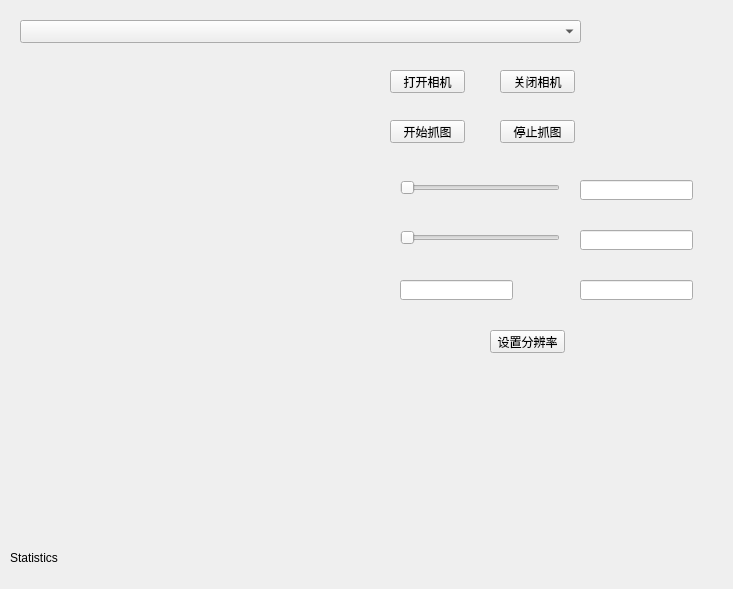
First picture: the form in Dahua_sdk_3/Src/form.ui, repository 3737cc/C-C--, before the edit.
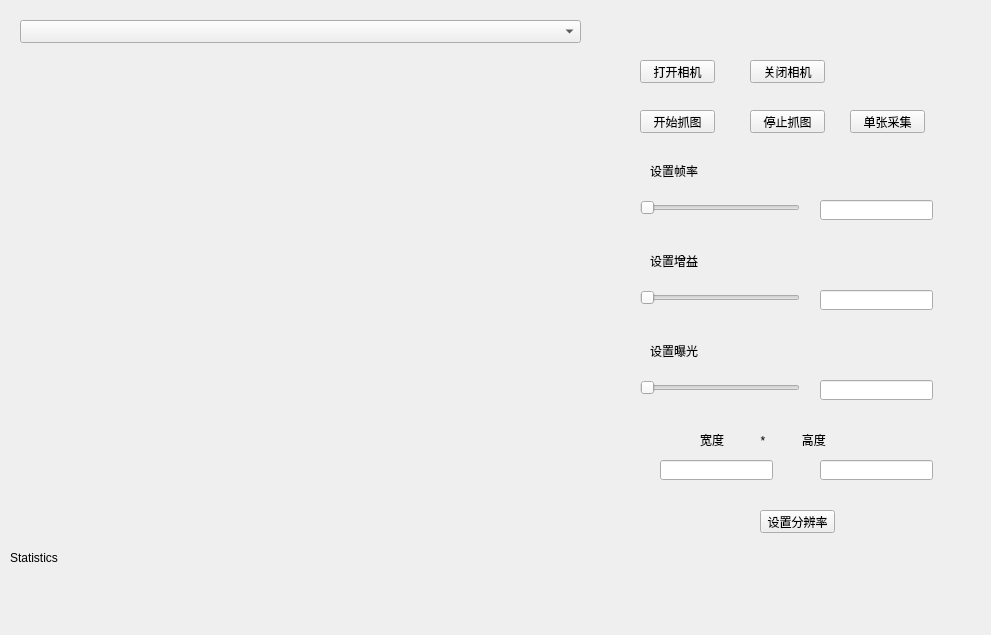
Second picture: the form after the edit. Custom widgets are drawn as their Qt base class.

Diff of the .ui file:
```diff
--- a/Dahua_sdk_3/Src/form.ui
+++ b/Dahua_sdk_3/Src/form.ui
@@ -9,8 +9,8 @@
    <rect>
     <x>0</x>
     <y>0</y>
-    <width>733</width>
-    <height>589</height>
+    <width>991</width>
+    <height>635</height>
    </rect>
   </property>
   <property name="sizePolicy">
@@ -39,16 +39,16 @@
     <rect>
      <x>30</x>
      <y>60</y>
-     <width>300</width>
-     <height>250</height>
+     <width>541</width>
+     <height>411</height>
     </rect>
    </property>
   </widget>
   <widget class="QPushButton" name="pushButton_Open">
    <property name="geometry">
     <rect>
-     <x>390</x>
-     <y>70</y>
+     <x>640</x>
+     <y>60</y>
      <width>75</width>
      <height>23</height>
     </rect>
@@ -72,8 +72,8 @@
   <widget class="QPushButton" name="pushButton_Close">
    <property name="geometry">
     <rect>
-     <x>500</x>
-     <y>70</y>
+     <x>750</x>
+     <y>60</y>
      <width>75</width>
      <height>23</height>
     </rect>
@@ -97,8 +97,8 @@
   <widget class="QPushButton" name="pushButton_Start">
    <property name="geometry">
     <rect>
-     <x>390</x>
-     <y>120</y>
+     <x>640</x>
+     <y>110</y>
      <width>75</width>
      <height>23</height>
     </rect>
@@ -122,8 +122,8 @@
   <widget class="QPushButton" name="pushButton_Stop">
    <property name="geometry">
     <rect>
-     <x>500</x>
-     <y>120</y>
+     <x>750</x>
+     <y>110</y>
      <width>75</width>
      <height>23</height>
     </rect>
@@ -182,8 +182,8 @@
   <widget class="QSlider" name="horizontalSlider_Rote">
    <property name="geometry">
     <rect>
-     <x>400</x>
-     <y>180</y>
+     <x>640</x>
+     <y>200</y>
      <width>160</width>
      <height>16</height>
     </rect>
@@ -195,8 +195,8 @@
   <widget class="QSlider" name="horizontalSlider_Gain">
    <property name="geometry">
     <rect>
-     <x>400</x>
-     <y>230</y>
+     <x>640</x>
+     <y>290</y>
      <width>160</width>
      <height>16</height>
     </rect>
@@ -208,8 +208,8 @@
   <widget class="QLineEdit" name="lineEdit_Width">
    <property name="geometry">
     <rect>
-     <x>400</x>
-     <y>280</y>
+     <x>660</x>
+     <y>460</y>
      <width>113</width>
      <height>20</height>
     </rect>
@@ -218,8 +218,8 @@
   <widget class="QLineEdit" name="lineEdit_Height">
    <property name="geometry">
     <rect>
-     <x>580</x>
-     <y>280</y>
+     <x>820</x>
+     <y>460</y>
      <width>113</width>
      <height>20</height>
     </rect>
@@ -228,8 +228,8 @@
   <widget class="QPushButton" name="pushButton_Resolution">
    <property name="geometry">
     <rect>
-     <x>490</x>
-     <y>330</y>
+     <x>760</x>
+     <y>510</y>
      <width>75</width>
      <height>23</height>
     </rect>
@@ -253,8 +253,8 @@
   <widget class="QLineEdit" name="lineEdit_Rote">
    <property name="geometry">
     <rect>
-     <x>580</x>
-     <y>180</y>
+     <x>820</x>
+     <y>200</y>
      <width>113</width>
      <height>20</height>
     </rect>
@@ -263,13 +263,116 @@
   <widget class="QLineEdit" name="lineEdit_Gain">
    <property name="geometry">
     <rect>
-     <x>580</x>
-     <y>230</y>
+     <x>820</x>
+     <y>290</y>
      <width>113</width>
      <height>20</height>
     </rect>
    </property>
   </widget>
+  <widget class="QLabel" name="label_Rote">
+   <property name="geometry">
+    <rect>
+     <x>650</x>
+     <y>160</y>
+     <width>71</width>
+     <height>21</height>
+    </rect>
+   </property>
+   <property name="text">
+    <string>设置帧率</string>
+   </property>
+  </widget>
+  <widget class="QLabel" name="label_Gain">
+   <property name="geometry">
+    <rect>
+     <x>650</x>
+     <y>250</y>
+     <width>71</width>
+     <height>21</height>
+    </rect>
+   </property>
+   <property name="text">
+    <string>设置增益</string>
+   </property>
+  </widget>
+  <widget class="QLineEdit" name="lineEdit_Exposure">
+   <property name="geometry">
+    <rect>
+     <x>820</x>
+     <y>380</y>
+     <width>113</width>
+     <height>20</height>
+    </rect>
+   </property>
+   <property name="text">
+    <string/>
+   </property>
+  </widget>
+  <widget class="QLabel" name="label_Exposure">
+   <property name="geometry">
+    <rect>
+     <x>650</x>
+     <y>340</y>
+     <width>71</width>
+     <height>21</height>
+    </rect>
+   </property>
+   <property name="text">
+    <string>设置曝光</string>
+   </property>
+  </widget>
+  <widget class="QSlider" name="horizontalSlider_Exposure">
+   <property name="geometry">
+    <rect>
+     <x>640</x>
+     <y>380</y>
+     <width>160</width>
+     <height>16</height>
+    </rect>
+   </property>
+   <property name="orientation">
+    <enum>Qt::Horizontal</enum>
+   </property>
+  </widget>
+  <widget class="QPushButton" name="pushButton_Onestart">
+   <property name="geometry">
+    <rect>
+     <x>850</x>
+     <y>110</y>
+     <width>75</width>
+     <height>23</height>
+    </rect>
+   </property>
+   <property name="minimumSize">
+    <size>
+     <width>75</width>
+     <height>23</height>
+    </size>
+   </property>
+   <property name="maximumSize">
+    <size>
+     <width>75</width>
+     <height>23</height>
+    </size>
+   </property>
+   <property name="text">
+    <string>单张采集</string>
+   </property>
+  </widget>
+  <widget class="QLabel" name="label">
+   <property name="geometry">
+    <rect>
+     <x>700</x>
+     <y>430</y>
+     <width>211</width>
+     <height>20</height>
+    </rect>
+   </property>
+   <property name="text">
+    <string>宽度           *           高度</string>
+   </property>
+  </widget>
  </widget>
  <customwidgets>
   <customwidget>
```
